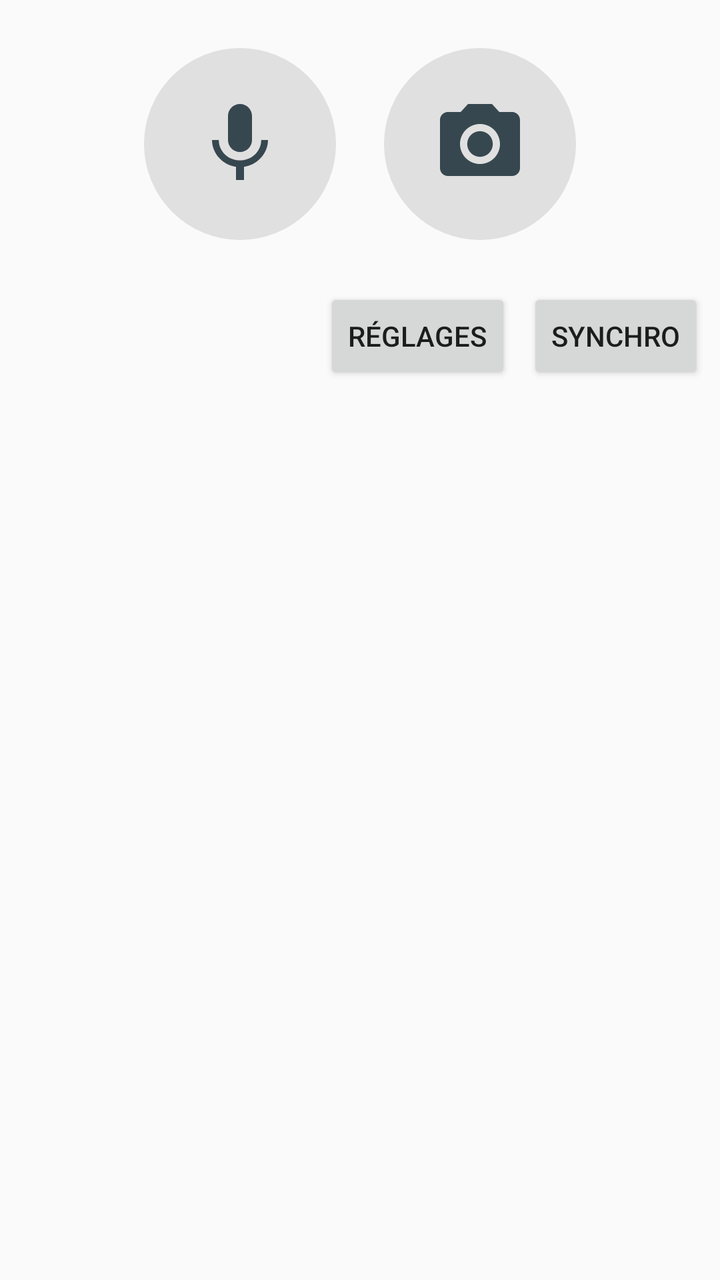
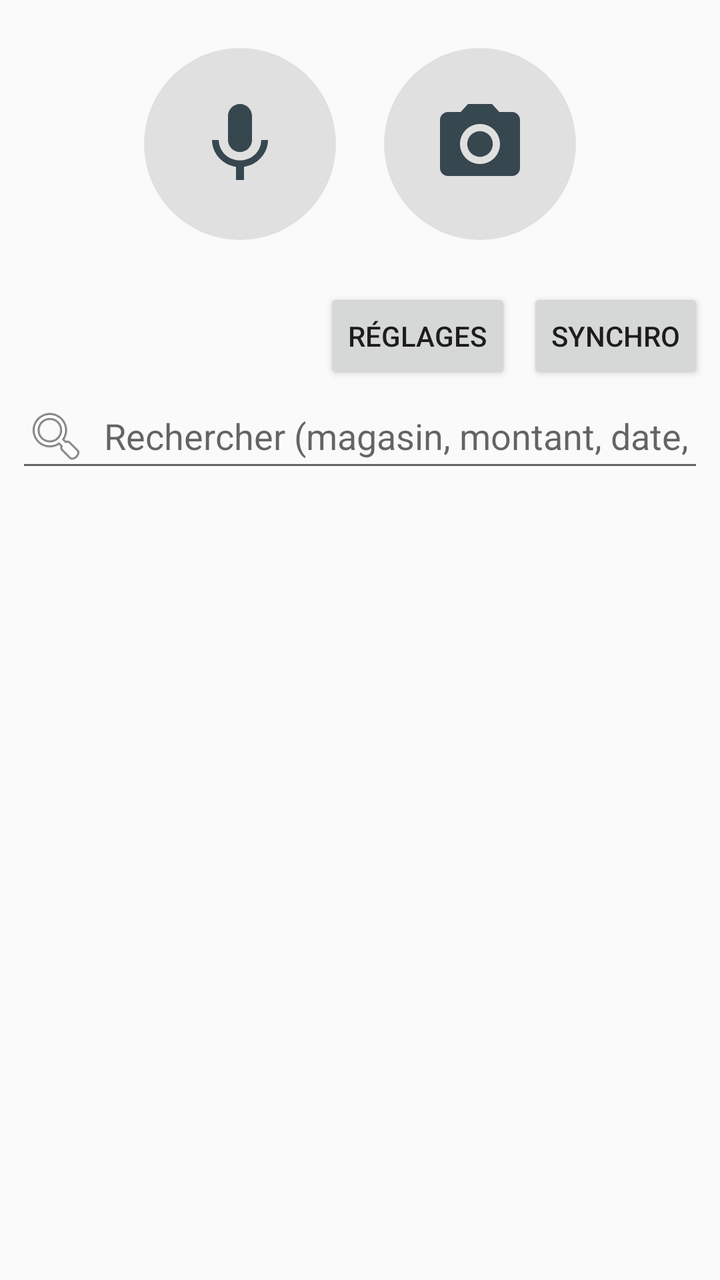

Before-and-after screenshots of an Android layout around one commit, followed by the original layout XML and the change that was made.
<!-- AndroidManifest.xml: application theme Theme.AppCompat.Light.DarkActionBar -->
<!-- res/layout/activity_main.xml -->
<?xml version="1.0" encoding="utf-8"?>
<FrameLayout xmlns:android="http://schemas.android.com/apk/res/android"
    android:layout_width="match_parent" android:layout_height="match_parent">

    <LinearLayout android:layout_width="match_parent" android:layout_height="match_parent"
        android:orientation="vertical">
        <LinearLayout android:layout_width="match_parent" android:layout_height="wrap_content"
            android:orientation="horizontal" android:gravity="center" android:paddingTop="12dp" android:paddingBottom="12dp">
            <ImageButton android:id="@+id/speak" android:contentDescription="Parler"
                android:layout_width="96dp" android:layout_height="96dp" android:layout_margin="12dp"
                android:src="@drawable/ic_mic" android:tint="#37474F" android:background="@drawable/btn_round"
                android:scaleType="fitCenter" android:padding="24dp" />
            <ImageButton android:id="@+id/scan" android:contentDescription="Scanner un ticket"
                android:layout_width="96dp" android:layout_height="96dp" android:layout_margin="12dp"
                android:src="@drawable/ic_camera" android:tint="#37474F" android:background="@drawable/btn_round"
                android:scaleType="fitCenter" android:padding="24dp" />
        </LinearLayout>
        <LinearLayout android:layout_width="match_parent" android:layout_height="wrap_content"
            android:orientation="horizontal" android:gravity="center_vertical">
            <TextView android:id="@+id/total" android:layout_width="0dp" android:layout_height="wrap_content"
                android:layout_weight="1" android:padding="8dp" android:textStyle="bold" android:textSize="16sp" />
            <Button android:id="@+id/settings" android:text="Réglages" android:layout_width="wrap_content"
                android:layout_height="wrap_content" android:layout_marginEnd="8dp" />
            <Button android:id="@+id/upload" android:text="Synchro" android:layout_width="wrap_content"
                android:layout_height="wrap_content" android:layout_marginEnd="8dp" />
        </LinearLayout>
        <ListView android:id="@+id/list" android:layout_width="match_parent"
            android:layout_height="0dp" android:layout_weight="1" />
    </LinearLayout>

    
    <FrameLayout android:id="@+id/camera_overlay" android:visibility="gone"
        android:layout_width="match_parent" android:layout_height="match_parent" android:background="#FF000000">
        <androidx.camera.view.PreviewView android:id="@+id/preview"
            android:layout_width="match_parent" android:layout_height="match_parent" />
        <ImageButton android:id="@+id/capture" android:contentDescription="Prendre la photo"
            android:layout_width="96dp" android:layout_height="96dp" android:layout_margin="28dp"
            android:layout_gravity="bottom|center_horizontal" android:src="@drawable/ic_shutter"
            android:background="@null" android:scaleType="fitCenter" />
        <ImageButton android:id="@+id/close_camera" android:contentDescription="Fermer la caméra"
            android:layout_width="64dp" android:layout_height="64dp" android:layout_margin="16dp"
            android:layout_gravity="top|end" android:src="@drawable/ic_close" android:tint="#FFFFFF"
            android:background="@null" android:scaleType="fitCenter" android:padding="16dp" />
    </FrameLayout>
</FrameLayout>
<!-- resources referenced by this layout -->
<resources>
  <!-- drawable btn_round (drawable) -->
  <shape xmlns:android="http://schemas.android.com/apk/res/android" android:shape="oval">
      <solid android:color="#FFE0E0E0" />
  </shape>
  <!-- drawable ic_camera (drawable) -->
  <vector xmlns:android="http://schemas.android.com/apk/res/android"
      android:width="24dp" android:height="24dp" android:viewportWidth="24" android:viewportHeight="24">
      <path android:fillColor="#FF000000" android:pathData="M12,12m-3.2,0a3.2,3.2 0,1 1,6.4 0a3.2,3.2 0,1 1,-6.4 0M9,2L7.17,4H4c-1.1,0 -2,0.9 -2,2v12c0,1.1 0.9,2 2,2h16c1.1,0 2,-0.9 2,-2V6c0,-1.1 -0.9,-2 -2,-2h-3.17L15,2H9zM12,17c-2.76,0 -5,-2.24 -5,-5s2.24,-5 5,-5 5,2.24 5,5 -2.24,5 -5,5z" />
  </vector>
  <!-- drawable ic_close (drawable) -->
  <vector xmlns:android="http://schemas.android.com/apk/res/android"
      android:width="24dp" android:height="24dp" android:viewportWidth="24" android:viewportHeight="24">
      <path android:fillColor="#FF000000" android:pathData="M19,6.41L17.59,5 12,10.59 6.41,5 5,6.41 10.59,12 5,17.59 6.41,19 12,13.41 17.59,19 19,17.59 13.41,12z" />
  </vector>
  <!-- drawable ic_mic (drawable) -->
  <vector xmlns:android="http://schemas.android.com/apk/res/android"
      android:width="24dp" android:height="24dp" android:viewportWidth="24" android:viewportHeight="24">
      <path android:fillColor="#FF000000" android:pathData="M12,14c1.66,0 3,-1.34 3,-3V5c0,-1.66 -1.34,-3 -3,-3S9,3.34 9,5v6c0,1.66 1.34,3 3,3zM17.3,11c0,3 -2.54,5.1 -5.3,5.1S6.7,14 6.7,11H5c0,3.41 2.72,6.23 6,6.72V21h2v-3.28c3.28,-0.48 6,-3.3 6,-6.72h-1.7z" />
  </vector>
  <!-- drawable ic_shutter (drawable) -->
  <vector xmlns:android="http://schemas.android.com/apk/res/android"
      android:width="24dp" android:height="24dp" android:viewportWidth="24" android:viewportHeight="24">
      <path android:strokeColor="#FFFFFFFF" android:strokeWidth="1.4" android:pathData="M12,12m-10,0a10,10 0,1 0,20 0a10,10 0,1 0,-20 0" />
      <path android:fillColor="#FFFFFFFF" android:pathData="M12,12m-7.6,0a7.6,7.6 0,1 0,15.2 0a7.6,7.6 0,1 0,-15.2 0" />
  </vector>
</resources>

<!-- the commit's change to res/layout/activity_main.xml (unified diff, before → after) -->
@@ -24,12 +24,17 @@
             <Button android:id="@+id/upload" android:text="Synchro" android:layout_width="wrap_content"
                 android:layout_height="wrap_content" android:layout_marginEnd="8dp" />
         </LinearLayout>
+        <EditText android:id="@+id/search" android:hint="Rechercher (magasin, montant, date, description)"
+            android:inputType="text" android:singleLine="true" android:imeOptions="actionSearch"
+            android:drawableStart="@android:drawable/ic_menu_search" android:drawablePadding="8dp"
+            android:layout_width="match_parent" android:layout_height="wrap_content"
+            android:layout_marginStart="8dp" android:layout_marginEnd="8dp" />
         <ListView android:id="@+id/list" android:layout_width="match_parent"
             android:layout_height="0dp" android:layout_weight="1" />
     </LinearLayout>
 
     
-    <FrameLayout android:id="@+id/camera_overlay" android:visibility="gone"
+    <FrameLayout android:id="@+id/camera_overlay" android:visibility="gone" android:clickable="true" android:focusable="true"
         android:layout_width="match_parent" android:layout_height="match_parent" android:background="#FF000000">
         <androidx.camera.view.PreviewView android:id="@+id/preview"
             android:layout_width="match_parent" android:layout_height="match_parent" />
